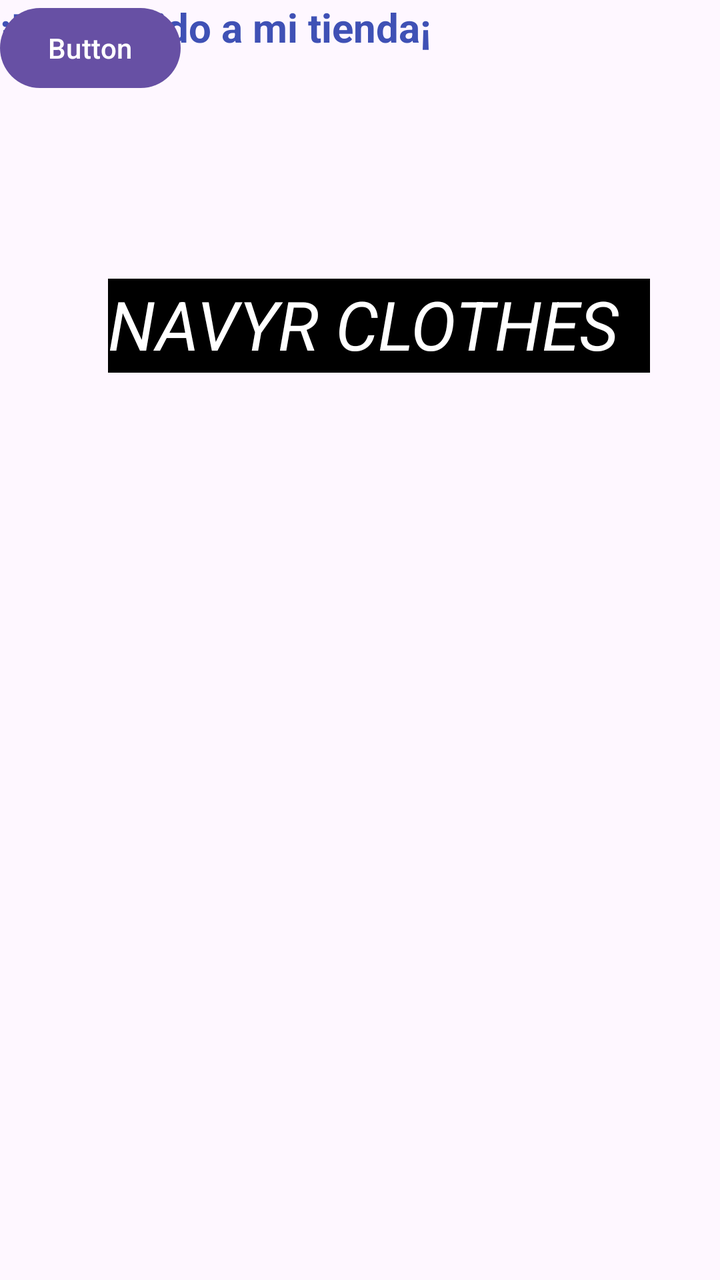
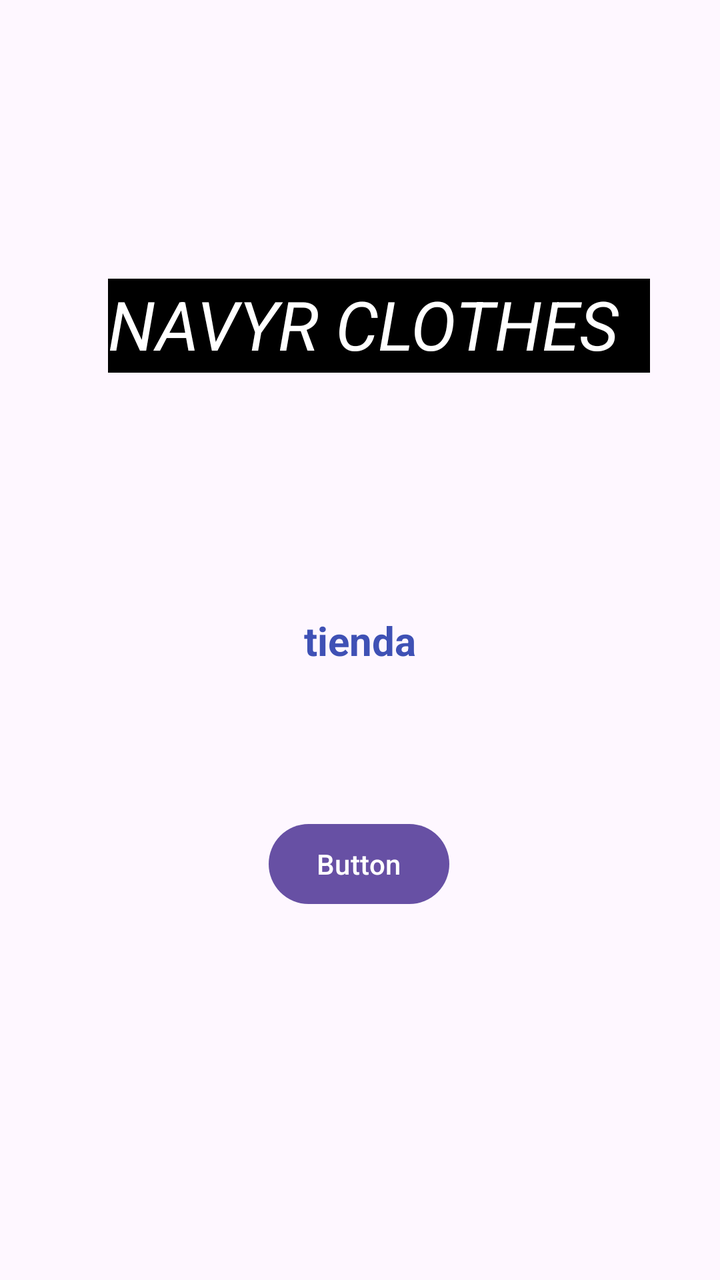

Compare the two renders of this Android layout. The source of the first and the diff that turns it into the second are given below.
<!-- AndroidManifest.xml: application theme Theme.GitHub -->
<!-- res/layout/activity_main.xml -->
<?xml version="1.0" encoding="utf-8"?>
<androidx.constraintlayout.widget.ConstraintLayout xmlns:android="http://schemas.android.com/apk/res/android"
    xmlns:app="http://schemas.android.com/apk/res-auto"
    xmlns:tools="http://schemas.android.com/tools"
    android:id="@+id/main"
    android:layout_width="match_parent"
    android:layout_height="match_parent"
    android:foregroundTint="#FF0000"
    tools:context=".MainActivity">

    <TextView
        android:layout_width="271dp"
        android:layout_height="47dp"
        android:autoSizeMaxTextSize="50dp"
        android:background="#000000"
        android:text="NAVYR CLOTHES"
        android:textColor="#FFFFFF"
        android:textSize="34sp"
        android:textStyle="italic"
        app:layout_constraintBottom_toBottomOf="parent"
        app:layout_constraintEnd_toEndOf="parent"
        app:layout_constraintHorizontal_bias="0.607"
        app:layout_constraintStart_toStartOf="parent"
        app:layout_constraintTop_toTopOf="parent"
        app:layout_constraintVertical_bias="0.235" />

    <TextView
        android:id="@+id/textView"
        android:layout_width="wrap_content"
        android:layout_height="wrap_content"
        android:text="¡Bienvenido a mi tienda¡"
        android:textColor="#3F51B5"
        android:textSize="20sp"
        android:textStyle="bold"
        tools:layout_editor_absoluteX="113dp"
        tools:layout_editor_absoluteY="238dp" />

    <Button
        android:id="@+id/button2"
        android:layout_width="wrap_content"
        android:layout_height="wrap_content"
        android:shadowColor="#FFFFFF"
        android:text="Button"
        android:textColor="#FFFFFF"
        android:textColorHighlight="#FFFFFF"
        android:textColorHint="#FFFFFF"
        android:textColorLink="#FFFFFF"
        app:rippleColor="#FFFFFF"
        app:strokeColor="#FFFFFF"
        tools:layout_editor_absoluteX="160dp"
        tools:layout_editor_absoluteY="319dp" />

</androidx.constraintlayout.widget.ConstraintLayout>
<!-- resources referenced by this layout -->
<resources>
  <style name="Theme.GitHub" parent="Base.Theme.GitHub" />
  <style name="Base.Theme.GitHub" parent="Theme.Material3.DayNight.NoActionBar">
          
          
      </style>
</resources>

<!-- the commit's change to res/layout/activity_main.xml (unified diff, before → after) -->
@@ -28,12 +28,14 @@
         android:id="@+id/textView"
         android:layout_width="wrap_content"
         android:layout_height="wrap_content"
-        android:text="¡Bienvenido a mi tienda¡"
+        android:text="tienda"
         android:textColor="#3F51B5"
         android:textSize="20sp"
         android:textStyle="bold"
-        tools:layout_editor_absoluteX="113dp"
-        tools:layout_editor_absoluteY="238dp" />
+        app:layout_constraintBottom_toBottomOf="parent"
+        app:layout_constraintEnd_toEndOf="parent"
+        app:layout_constraintStart_toStartOf="parent"
+        app:layout_constraintTop_toTopOf="parent" />
 
     <Button
         android:id="@+id/button2"
@@ -45,9 +47,13 @@
         android:textColorHighlight="#FFFFFF"
         android:textColorHint="#FFFFFF"
         android:textColorLink="#FFFFFF"
+        app:layout_constraintBottom_toBottomOf="parent"
+        app:layout_constraintEnd_toEndOf="parent"
+        app:layout_constraintHorizontal_bias="0.498"
+        app:layout_constraintStart_toStartOf="parent"
+        app:layout_constraintTop_toTopOf="parent"
+        app:layout_constraintVertical_bias="0.689"
         app:rippleColor="#FFFFFF"
-        app:strokeColor="#FFFFFF"
-        tools:layout_editor_absoluteX="160dp"
-        tools:layout_editor_absoluteY="319dp" />
+        app:strokeColor="#FFFFFF" />
 
 </androidx.constraintlayout.widget.ConstraintLayout>
